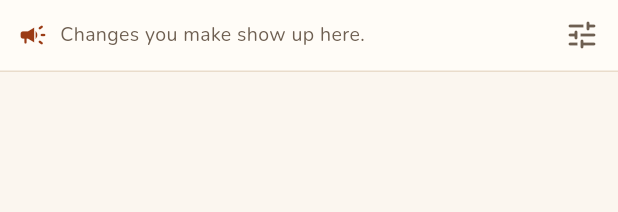
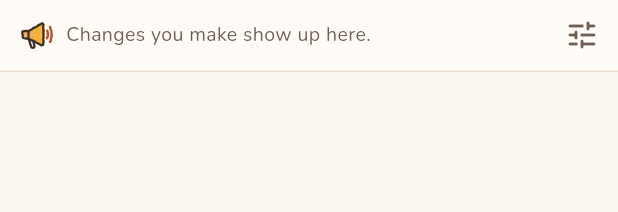
Before and after one commit to graviton94/myhomes, a Flutter app: the HeaderLine widget shown alone on an empty page, opened directly, on a phone screen of 412 x 824 dp. Shown: the top 212 px of the screen. Run offline on Flutter 3.47's test engine with Material 3 defaults, Android fonts, the phone set to English and light mode, and no system bars; our stand-ins replace audioplayers, cloud_functions, firebase_auth, firebase_core, flutter_riverpod, flutter_svg and 4 more; missing offline and left inert: flutter_naver_login, kakao_flutter_sdk_user, path_parsing; accounts and stored records are empty; project files that could hold a hidden picture were left out.

Commit message:
Pencil and megaphone redrawn in the fairy's crayon style; rule recorded
- widgets/doodle.dart: the shared house style (brown wobbly crayon lines,
  fairy palette fills, hatching) used by the start-screen burst, the
  sketching pencil and a new megaphone for the last-change line.
- CLAUDE.md: every drawn graphic follows the fairy's style, now and later.

Co-Authored-By: Claude Opus 5.5 <noreply@anthropic.com>
Claude-Session: https://claude.ai/code/session_01B27ZN5yP1ixiSBpvkuwVVP

```diff
--- /dev/null
+++ b/app/lib/widgets/doodle.dart
@@ -0,0 +1,140 @@
+import 'dart:math' as math;
+
+import 'package:flutter/material.dart';
+
+/// The house style for every drawn graphic (CLAUDE.md): brown crayon lines
+/// that wobble a little, flat fills from the fairy's palette, hatching for
+/// shading. Colours are the ones in design/fairy/parts.svg.
+abstract final class Doodle {
+  static const ink = Color(0xFF3F2E22);
+  static const cream = Color(0xFFFFFDF8);
+  static const honey = Color(0xFFF2B33D);
+  static const honeyLight = Color(0xFFFCEFC9);
+  static const persimmon = Color(0xFFBF4F24);
+  static const persimmonLight = Color(0xFFEFA27C);
+  static const cheek = Color(0xFFEE8F80);
+
+  static Paint line(Color color, double width) => Paint()
+    ..color = color
+    ..style = PaintingStyle.stroke
+    ..strokeWidth = width
+    ..strokeCap = StrokeCap.round
+    ..strokeJoin = StrokeJoin.round;
+
+  /// Draws [path] (up to [upTo] of its length) as a slightly shaky crayon line.
+  /// [wobble] is in the canvas's units; [seed] keeps the shake the same each frame.
+  static void crayon(Canvas canvas, Path path, Paint paint, {double upTo = 1, double wobble = 1.1, double step = 2.5, int seed = 1}) {
+    final rnd = math.Random(seed);
+    for (final m in path.computeMetrics()) {
+      final end = m.length * upTo;
+      if (end <= 0) continue;
+      final pts = <Offset>[];
+      for (var d = 0.0; d <= end; d += step) {
+        final tan = m.getTangentForOffset(d)!;
+        final n = Offset(-tan.vector.dy, tan.vector.dx);
+        pts.add(tan.position + n * ((rnd.nextDouble() - 0.5) * wobble));
+      }
+      final last = m.getTangentForOffset(end);
+      if (last != null) pts.add(last.position);
+      if (pts.length < 2) continue;
+      canvas.drawPath(Path()..addPolygon(pts, m.isClosed && upTo >= 1), paint);
+    }
+  }
+
+  /// Parallel hatch lines inside [clip], like the fairy's hat.
+  static void hatch(Canvas canvas, Path clip, Color color, {double gap = 3, double angle = 0.6, double width = 1}) {
+    final b = clip.getBounds();
+    canvas.save();
+    canvas.clipPath(clip);
+    final paint = line(color, width);
+    final d = b.longestSide * 2;
+    final dir = Offset(math.cos(angle), math.sin(angle));
+    final n = Offset(-dir.dy, dir.dx);
+    for (var k = -d; k <= d; k += gap) {
+      final c = b.center + n * k;
+      canvas.drawLine(c - dir * d, c + dir * d, paint);
+    }
+    canvas.restore();
+  }
+}
+
+/// A megaphone in the house style, for the "last change" line.
+class DoodleMegaphone extends StatelessWidget {
+  const DoodleMegaphone({super.key, this.size = 24});
+
+  final double size;
+
+  @override
+  Widget build(BuildContext context) => SizedBox.square(
+    dimension: size,
+    child: CustomPaint(painter: _MegaphonePainter()),
+  );
+}
+
+class _MegaphonePainter extends CustomPainter {
+  @override
+  void paint(Canvas canvas, Size size) {
+    canvas.scale(size.width / 24, size.height / 24);
+    // Cone opening to the right, a little handle under it, sound lines.
+    final cone = Path()
+      ..moveTo(3, 9.5)
+      ..lineTo(7, 9.2)
+      ..lineTo(15.5, 4.2)
+      ..quadraticBezierTo(17, 3.8, 17, 5.3)
+      ..lineTo(17, 17.7)
+      ..quadraticBezierTo(17, 19.2, 15.5, 18.8)
+      ..lineTo(7, 14.2)
+      ..lineTo(3, 14)
+      ..close();
+    final handle = Path()
+      ..moveTo(7.2, 14.3)
+      ..lineTo(8.6, 19.6)
+      ..quadraticBezierTo(9, 20.6, 10, 20.3)
+      ..lineTo(11, 20)
+      ..lineTo(10.4, 15.6);
+    canvas.drawPath(cone, Paint()..color = Doodle.honey);
+    // Shading on the narrow end, kept inside the cone.
+    canvas.save();
+    canvas.clipPath(cone);
+    Doodle.hatch(canvas, Path()..addRect(const Rect.fromLTRB(3, 3, 9.5, 15)), Doodle.persimmonLight, gap: 2.2, width: 0.8);
+    canvas.restore();
+    canvas.drawPath(handle, Paint()..color = Doodle.cream);
+    final ink = Doodle.line(Doodle.ink, 1.5);
+    Doodle.crayon(canvas, cone, ink, wobble: 0.45, step: 1.2, seed: 3);
+    Doodle.crayon(canvas, handle, ink, wobble: 0.45, step: 1.2, seed: 4);
+    Doodle.crayon(
+      canvas,
+      Path()
+        ..moveTo(7, 9.2)
+        ..lineTo(7, 14.2),
+      ink,
+      wobble: 0.3,
+      step: 1,
+      seed: 5,
+    );
+    final sound = Doodle.line(Doodle.persimmon, 1.6);
+    Doodle.crayon(
+      canvas,
+      Path()
+        ..moveTo(19.3, 9)
+        ..quadraticBezierTo(20.6, 11.5, 19.3, 14),
+      sound,
+      wobble: 0.4,
+      step: 1,
+      seed: 6,
+    );
+    Doodle.crayon(
+      canvas,
+      Path()
+        ..moveTo(21.3, 6.6)
+        ..quadraticBezierTo(23.6, 11.5, 21.3, 16.4),
+      sound,
+      wobble: 0.4,
+      step: 1,
+      seed: 7,
+    );
+  }
+
+  @override
+  bool shouldRepaint(_MegaphonePainter old) => false;
+}
--- a/app/lib/widgets/header_line.dart
+++ b/app/lib/widgets/header_line.dart
@@ -7,6 +7,7 @@ import '../data/home_store.dart';
 import '../design/theme.dart';
 import '../design/tokens.g.dart';
 import '../l10n/app_localizations.dart';
+import 'doodle.dart';
 import 'sheets.dart';
 
 /// Settings, always at the top right.
@@ -45,7 +46,7 @@ class HeaderLine extends ConsumerWidget {
         height: 48,
         child: Row(
           children: [
-            Icon(Icons.campaign_rounded, size: 20, color: c.primaryInk),
+            const DoodleMegaphone(size: 24),
             const SizedBox(width: AppSpace.sm),
             Expanded(
               child: InkWell(
```
Also changed, not shown: app/lib/features/onboarding/splash_screen.dart (+2 -17 lines), app/lib/widgets/fairy_sketch.dart (+39 -34 lines), 2 other files.
